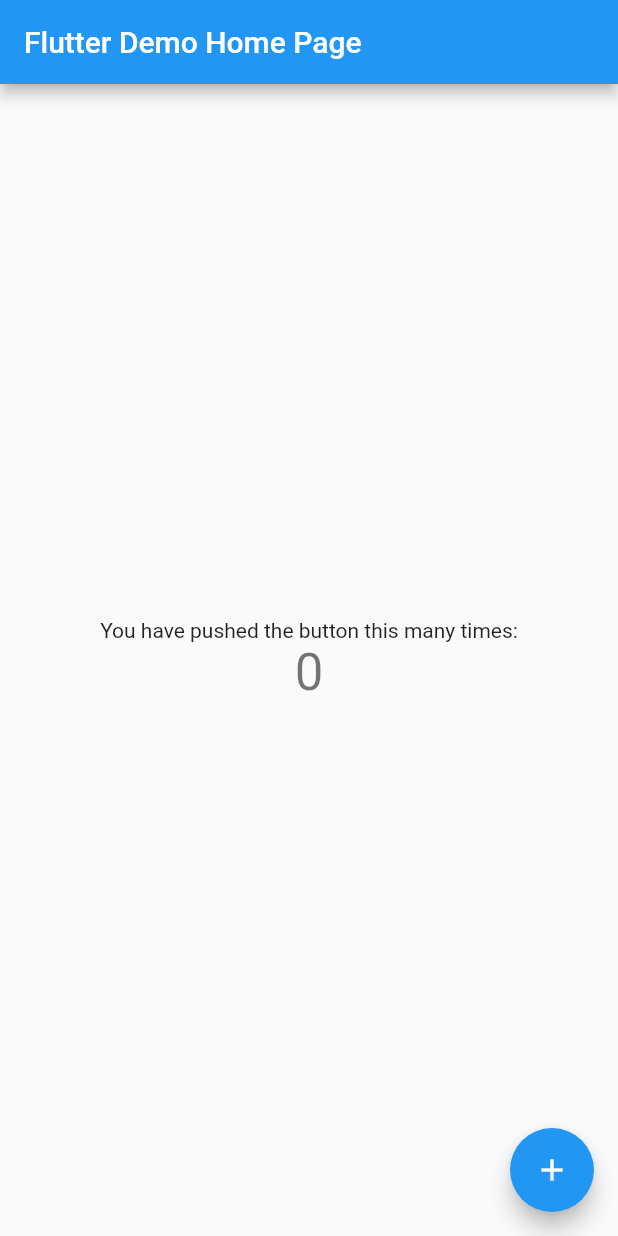
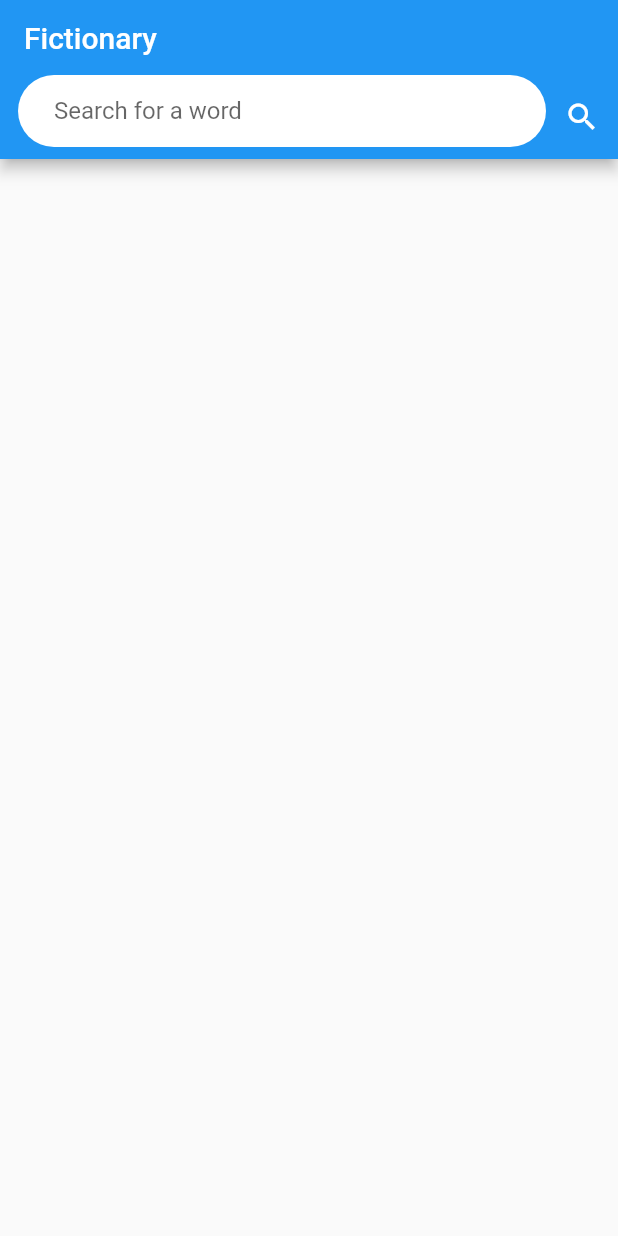
Before and after one commit to james-muriithi/fictionary, a Flutter app: the screen it shows after launch, on a phone screen of 412 x 824 dp. Run offline on Flutter 3.47's test engine with Material 2 defaults, Android fonts, the phone set to English and light mode, and no system bars.

Commit message:
added search bar

```diff
--- a/lib/main.dart
+++ b/lib/main.dart
@@ -9,33 +9,15 @@ class MyApp extends StatelessWidget {
     return MaterialApp(
       title: 'Flutter Demo',
       theme: ThemeData(
-        // This is the theme of your application.
-        //
-        // Try running your application with "flutter run". You'll see the
-        // application has a blue toolbar. Then, without quitting the app, try
-        // changing the primarySwatch below to Colors.green and then invoke
-        // "hot reload" (press "r" in the console where you ran "flutter run",
-        // or simply save your changes to "hot reload" in a Flutter IDE).
-        // Notice that the counter didn't reset back to zero; the application
-        // is not restarted.
         primarySwatch: Colors.blue,
       ),
-      home: MyHomePage(title: 'Flutter Demo Home Page'),
+      home: MyHomePage(title: 'Fictionary'),
     );
   }
 }
 
 class MyHomePage extends StatefulWidget {
   MyHomePage({Key key, this.title}) : super(key: key);
-
-  // This widget is the home page of your application. It is stateful, meaning
-  // that it has a State object (defined below) that contains fields that affect
-  // how it looks.
-
-  // This class is the configuration for the state. It holds the values (in this
-  // case the title) provided by the parent (in this case the App widget) and
-  // used by the build method of the State. Fields in a Widget subclass are
-  // always marked "final".
 
   final String title;
 
@@ -44,68 +26,45 @@ class MyHomePage extends StatefulWidget {
 }
 
 class _MyHomePageState extends State<MyHomePage> {
-  int _counter = 0;
-
-  void _incrementCounter() {
-    setState(() {
-      // This call to setState tells the Flutter framework that something has
-      // changed in this State, which causes it to rerun the build method below
-      // so that the display can reflect the updated values. If we changed
-      // _counter without calling setState(), then the build method would not be
-      // called again, and so nothing would appear to happen.
-      _counter++;
-    });
-  }
+  String _url = 'https://owlbot.info/api/v4/dictionary/';
+  String _token = 'cb3b899a930da2bfc64c545098a5f98e5b82f78e';
+  TextEditingController _controller = TextEditingController();
 
   @override
   Widget build(BuildContext context) {
-    // This method is rerun every time setState is called, for instance as done
-    // by the _incrementCounter method above.
-    //
-    // The Flutter framework has been optimized to make rerunning build methods
-    // fast, so that you can just rebuild anything that needs updating rather
-    // than having to individually change instances of widgets.
     return Scaffold(
       appBar: AppBar(
-        // Here we take the value from the MyHomePage object that was created by
-        // the App.build method, and use it to set our appbar title.
         title: Text(widget.title),
-      ),
-      body: Center(
-        // Center is a layout widget. It takes a single child and positions it
-        // in the middle of the parent.
-        child: Column(
-          // Column is also a layout widget. It takes a list of children and
-          // arranges them vertically. By default, it sizes itself to fit its
-          // children horizontally, and tries to be as tall as its parent.
-          //
-          // Invoke "debug painting" (press "p" in the console, choose the
-          // "Toggle Debug Paint" action from the Flutter Inspector in Android
-          // Studio, or the "Toggle Debug Paint" command in Visual Studio Code)
-          // to see the wireframe for each widget.
-          //
-          // Column has various properties to control how it sizes itself and
-          // how it positions its children. Here we use mainAxisAlignment to
-          // center the children vertically; the main axis here is the vertical
-          // axis because Columns are vertical (the cross axis would be
-          // horizontal).
-          mainAxisAlignment: MainAxisAlignment.center,
-          children: <Widget>[
-            Text(
-              'You have pushed the button this many times:',
-            ),
-            Text(
-              '$_counter',
-              style: Theme.of(context).textTheme.display1,
-            ),
-          ],
+        bottom: PreferredSize(
+          preferredSize: Size.fromHeight(50),
+          child: Row(
+            children: <Widget>[
+              Expanded(
+                child: Container(
+                  margin: const EdgeInsets.only(left: 12.0,bottom: 8.0),
+                  decoration: BoxDecoration(
+                    color: Colors.white,
+                    borderRadius: BorderRadius.circular(24.0)
+                  ),
+                  child: TextFormField(
+                    onChanged: (String text) {},
+                    controller: _controller,
+                    decoration: InputDecoration(
+                      hintText: 'Search for a word',
+                      contentPadding: const EdgeInsets.only(left: 24.0),
+                      border: InputBorder.none,
+                    ),
+                  ),
+                ),
+              ),
+              IconButton(
+                icon: Icon(Icons.search, color: Colors.white),
+                onPressed: () {},
+              )
+            ],
+          ),
         ),
       ),
-      floatingActionButton: FloatingActionButton(
-        onPressed: _incrementCounter,
-        tooltip: 'Increment',
-        child: Icon(Icons.add),
-      ), // This trailing comma makes auto-formatting nicer for build methods.
     );
   }
 }
```
